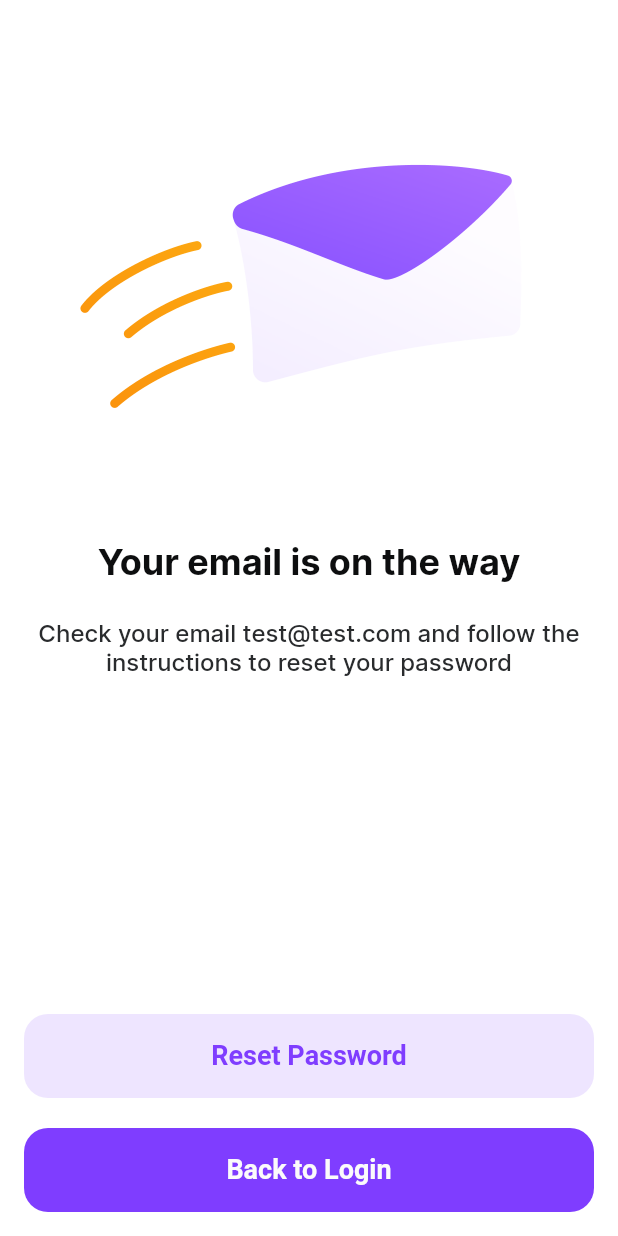
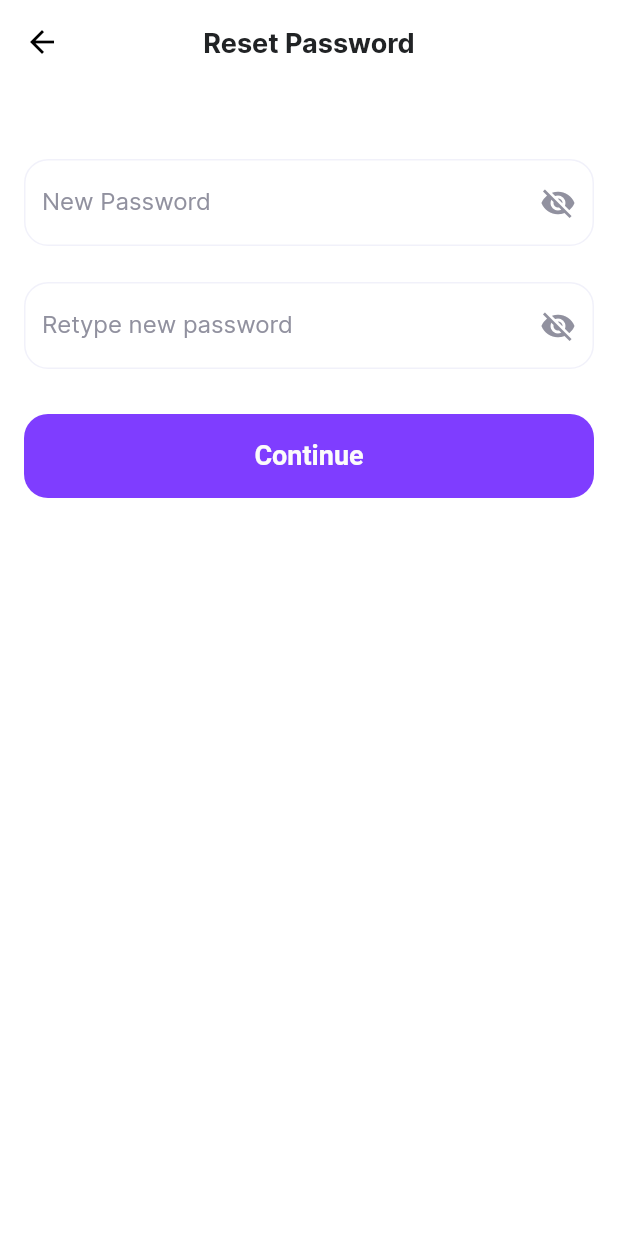
Before and after one commit to Manuelkpatsu/montra, a Flutter app: the PasswordEmailSentScreen screen opened by its route, after a tap on "Reset Password", on a phone screen of 412 x 824 dp. Run offline on Flutter 3.47's test engine with Material 2 defaults, Android fonts, the phone set to English and light mode, and no system bars; our stand-ins replace pin_code_fields, smooth_page_indicator.

Commit message:
Implement reset password screen

```diff
--- a/lib/router.dart
+++ b/lib/router.dart
@@ -5,6 +5,7 @@ import 'screen/auth/forgot_password/forgot_password_screen.dart';
 import 'screen/auth/login/login_screen.dart';
 import 'screen/auth/onboarding/onboarding_screen.dart';
 import 'screen/auth/password_email_sent/password_email_sent_screen.dart';
+import 'screen/auth/reset_password/reset_password_screen.dart';
 import 'screen/auth/sign_up/sign_up_screen.dart';
 import 'screen/auth/verification/verification_screen.dart';
 
@@ -27,6 +28,8 @@ class AppRouter {
         return MaterialPageRoute(
           builder: (_) => const PasswordEmailSentScreen(),
         );
+      case ResetPasswordScreen.routeName:
+        return MaterialPageRoute(builder: (_) => const ResetPasswordScreen());
       default:
         return MaterialPageRoute(
           builder: (_) => Scaffold(
--- a/lib/screen/auth/password_email_sent/password_email_sent_screen.dart
+++ b/lib/screen/auth/password_email_sent/password_email_sent_screen.dart
@@ -1,4 +1,6 @@
 import 'package:flutter/material.dart';
+import 'package:montra/screen/auth/login/login_screen.dart';
+import 'package:montra/screen/auth/reset_password/reset_password_screen.dart';
 
 import 'widget/back_to_login_button.dart';
 import 'widget/email_on_the_way_text.dart';
@@ -28,9 +30,17 @@ class PasswordEmailSentScreen extends StatelessWidget {
               const SizedBox(height: 24),
               const PasswordResetInfoText(email: 'test@test.com'),
               const Spacer(),
-              ResetPasswordButton(onPressed: () {}),
+              ResetPasswordButton(
+                onPressed: () => Navigator.of(context).pushNamed(
+                  ResetPasswordScreen.routeName,
+                ),
+              ),
               const SizedBox(height: 20),
-              BackToLoginButton(onPressed: () {}),
+              BackToLoginButton(
+                onPressed: () => Navigator.of(context).pushNamed(
+                  LoginScreen.routeName,
+                ),
+              ),
               const SizedBox(height: 16),
             ],
           ),
--- /dev/null
+++ b/lib/screen/auth/reset_password/reset_password_screen.dart
@@ -0,0 +1,90 @@
+import 'package:flutter/material.dart';
+import 'package:montra/screen/auth/login/login_screen.dart';
+import 'package:montra/screen/widget/continue_button.dart';
+import 'package:montra/screen/widget/password_input_field.dart';
+import 'package:montra/utils/validator.dart';
+
+import 'widget/reset_password_text.dart';
+
+class ResetPasswordScreen extends StatefulWidget {
+  static const routeName = '/reset_password';
+
+  const ResetPasswordScreen({Key? key}) : super(key: key);
+
+  @override
+  State<ResetPasswordScreen> createState() => _ResetPasswordScreenState();
+}
+
+class _ResetPasswordScreenState extends State<ResetPasswordScreen> {
+  final TextEditingController _passwordController = TextEditingController();
+  final TextEditingController _confirmPasswordController =
+      TextEditingController();
+  final _formKey = GlobalKey<FormState>();
+  bool _showPassword = true;
+  bool _showConfirmPassword = true;
+
+  @override
+  void dispose() {
+    _passwordController.dispose();
+    _confirmPasswordController.dispose();
+    super.dispose();
+  }
+
+  @override
+  Widget build(BuildContext context) {
+    return Scaffold(
+      appBar: AppBar(
+        title: const ResetPasswordText(),
+        centerTitle: true,
+      ),
+      body: SingleChildScrollView(
+        padding: const EdgeInsets.symmetric(horizontal: 16),
+        child: Form(
+          key: _formKey,
+          autovalidateMode: AutovalidateMode.onUserInteraction,
+          child: Column(
+            children: [
+              const SizedBox(height: 50),
+              PasswordInputField(
+                controller: _passwordController,
+                hintText: 'New Password',
+                inputAction: TextInputAction.next,
+                validator: Validator.password,
+                obscureText: _showPassword,
+                toggle: () => setState(() => _showPassword = !_showPassword),
+              ),
+              const SizedBox(height: 24),
+              PasswordInputField(
+                controller: _confirmPasswordController,
+                inputAction: TextInputAction.done,
+                validator: (String? value) {
+                  if (value!.isEmpty) {
+                    return 'Please confirm password';
+                  }
+
+                  if (_passwordController.text !=
+                      _confirmPasswordController.text) {
+                    return "Passwords do not match";
+                  }
+
+                  return null;
+                },
+                obscureText: _showConfirmPassword,
+                hintText: 'Retype new password',
+                toggle: () => setState(
+                    () => _showConfirmPassword = !_showConfirmPassword),
+              ),
+              const SizedBox(height: 30),
+              ContinueButton(
+                onPressed: () => Navigator.of(context).pushNamed(
+                  LoginScreen.routeName,
+                ),
+              ),
+              const SizedBox(height: 10),
+            ],
+          ),
+        ),
+      ),
+    );
+  }
+}
--- /dev/null
+++ b/lib/screen/auth/reset_password/widget/reset_password_text.dart
@@ -0,0 +1,15 @@
+import 'package:flutter/material.dart';
+import 'package:montra/theme/custom_color.dart';
+import 'package:montra/theme/styles.dart';
+
+class ResetPasswordText extends StatelessWidget {
+  const ResetPasswordText({Key? key}) : super(key: key);
+
+  @override
+  Widget build(BuildContext context) {
+    return Text(
+      'Reset Password',
+      style: title3TextStyle.copyWith(color: CustomColor.blackColor),
+    );
+  }
+}
```
